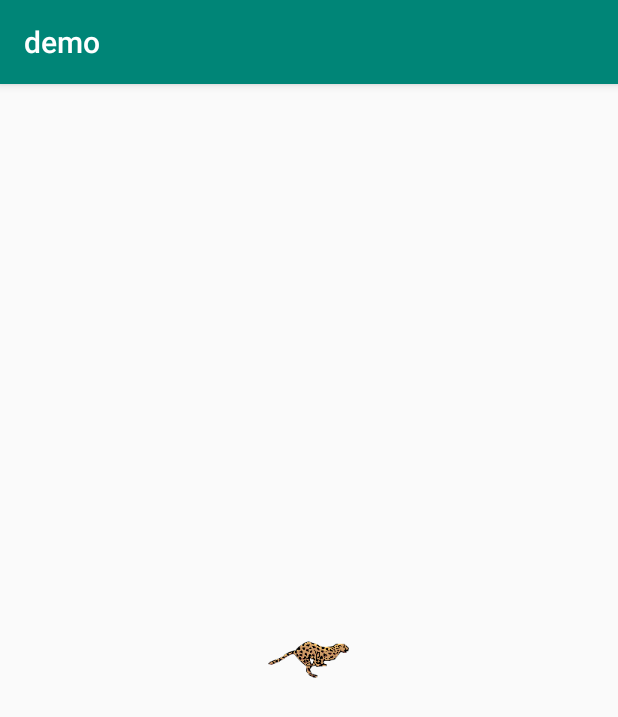
After one commit to afunx/XFun, an Android app: the DemoAnimateFrameActivity screen opened directly, with no data from a screen before it, on a phone screen of 412 x 824 dp. The commit adds this screen. Shown: the top 717 px of the screen. Run offline under Robolectric (Android 15) with nearby library versions, the phone set to English and light mode, and no system bars.

Commit message:
DemoAnimateFrameActivity.java is added

```diff
--- a/demo/src/main/AndroidManifest.xml
+++ b/demo/src/main/AndroidManifest.xml
@@ -9,7 +9,9 @@
         android:roundIcon="@mipmap/ic_launcher_round"
         android:supportsRtl="true"
         android:theme="@style/AppTheme">
-        <activity android:name=".recyclerview.DemoRecyclerViewActivity"/>
+        <activity android:name=".animate.frame.DemoAnimateFrameActivity"></activity>
+        <activity android:name=".animate.DemoAnimateActivity" />
+        <activity android:name=".recyclerview.DemoRecyclerViewActivity" />
         <activity android:name=".mvvm.DemoMVVMActivity" />
         <activity android:name=".fragment.DemoFragmentActivity" />
         <activity android:name=".listview.DemoListViewActivity" />
--- a/demo/src/main/java/me/afunx/xfun/demo/DemoMainActivity.java
+++ b/demo/src/main/java/me/afunx/xfun/demo/DemoMainActivity.java
@@ -6,6 +6,7 @@ import android.view.View;
 
 import com.afunx.xfun.common.base.BaseActivity;
 
+import me.afunx.xfun.demo.animate.DemoAnimateActivity;
 import me.afunx.xfun.demo.fragment.DemoFragmentActivity;
 import me.afunx.xfun.demo.listview.DemoListViewActivity;
 import me.afunx.xfun.demo.mvvm.DemoMVVMActivity;
@@ -21,6 +22,7 @@ public class DemoMainActivity extends BaseActivity implements View.OnClickListen
         findViewById(R.id.btn_goto_demo_fragment).setOnClickListener(this);
         findViewById(R.id.btn_goto_demo_mvvm).setOnClickListener(this);
         findViewById(R.id.btn_goto_demo_recyclerview).setOnClickListener(this);
+        findViewById(R.id.btn_goto_demo_animate).setOnClickListener(this);
     }
 
     @Override
@@ -37,6 +39,9 @@ public class DemoMainActivity extends BaseActivity implements View.OnClickListen
         } else if (view.getId() == R.id.btn_goto_demo_recyclerview) {
             Intent intent = new Intent(this, DemoRecyclerViewActivity.class);
             startActivity(intent);
+        } else if (view.getId() == R.id.btn_goto_demo_animate) {
+            Intent intent = new Intent(this, DemoAnimateActivity.class);
+            startActivity(intent);
         }
     }
 }
--- /dev/null
+++ b/demo/src/main/java/me/afunx/xfun/demo/animate/frame/DemoAnimateFrameActivity.java
@@ -0,0 +1,33 @@
+package me.afunx.xfun.demo.animate.frame;
+
+import android.graphics.drawable.AnimationDrawable;
+import android.os.Bundle;
+import android.widget.ImageView;
+
+import com.afunx.xfun.common.base.BaseActivity;
+
+import me.afunx.xfun.demo.R;
+
+public class DemoAnimateFrameActivity extends BaseActivity {
+
+    private AnimationDrawable mAnimationDrawable;
+
+    @Override
+    protected void onCreate(Bundle savedInstanceState) {
+        super.onCreate(savedInstanceState);
+        setContentView(R.layout.activity_demo_animate_frame);
+
+        ImageView imageView = findViewById(R.id.image);
+        mAnimationDrawable = (AnimationDrawable) imageView.getBackground();
+    }
+
+    @Override
+    public void onWindowFocusChanged(boolean hasFocus) {
+        super.onWindowFocusChanged(hasFocus);
+        if (hasFocus) {
+            mAnimationDrawable.start();
+        } else {
+            mAnimationDrawable.stop();
+        }
+    }
+}
--- /dev/null
+++ b/demo/src/main/res/drawable/anim_leopard.xml
@@ -0,0 +1,11 @@
+<?xml version="1.0" encoding="utf-8"?>
+<animation-list xmlns:android="http://schemas.android.com/apk/res/android" android:oneshot="false">
+    <item android:drawable="@drawable/leopard_01" android:duration="50" />
+    <item android:drawable="@drawable/leopard_02" android:duration="50" />
+    <item android:drawable="@drawable/leopard_03" android:duration="50" />
+    <item android:drawable="@drawable/leopard_04" android:duration="50" />
+    <item android:drawable="@drawable/leopard_05" android:duration="50" />
+    <item android:drawable="@drawable/leopard_06" android:duration="50" />
+    <item android:drawable="@drawable/leopard_07" android:duration="50" />
+    <item android:drawable="@drawable/leopard_08" android:duration="50" />
+</animation-list>
--- /dev/null
+++ b/demo/src/main/res/layout/activity_demo_animate_frame.xml
@@ -0,0 +1,15 @@
+<?xml version="1.0" encoding="utf-8"?>
+<RelativeLayout xmlns:android="http://schemas.android.com/apk/res/android"
+    xmlns:app="http://schemas.android.com/apk/res-auto"
+    xmlns:tools="http://schemas.android.com/tools"
+    android:layout_width="match_parent"
+    android:layout_height="match_parent"
+    tools:context=".animate.frame.DemoAnimateFrameActivity">
+
+    <ImageView
+        android:id="@+id/image"
+        android:layout_width="wrap_content"
+        android:layout_height="wrap_content"
+        android:layout_centerInParent="true"
+        android:background="@drawable/anim_leopard" />
+</RelativeLayout>
--- a/demo/src/main/res/values/strings.xml
+++ b/demo/src/main/res/values/strings.xml
@@ -4,4 +4,7 @@
     <string name="btn_goto_demo_fragment">Go to Demo Fragment</string>
     <string name="btn_goto_demo_mvvm">Go to Demo MVVM</string>
     <string name="btn_goto_demo_recyclerview">Go to Demo RecyclerView</string>
+    <string name="btn_goto_demo_animate">Go to Demo Animate</string>
+
+    <string name="btn_goto_demo_animate_frame">Go to Demo Frame Animate</string>
 </resources>
```
Also changed, not shown: demo/src/main/java/me/afunx/xfun/demo/animate/DemoAnimateActivity.java (added, +29 -0 lines), demo/src/main/res/layout/activity_demo_animate.xml (added, +18 -0 lines), demo/src/main/res/layout/activity_demo_main.xml (+8 -0 lines), demo/src/main/res/drawable-xhdpi/leopard_01.png (added), demo/src/main/res/drawable-xhdpi/leopard_02.png (added), demo/src/main/res/drawable-xhdpi/leopard_03.png (added), demo/src/main/res/drawable-xhdpi/leopard_04.png (added), demo/src/main/res/drawable-xhdpi/leopard_05.png (added), demo/src/main/res/drawable-xhdpi/leopard_06.png (added), demo/src/main/res/drawable-xhdpi/leopard_07.png (added), demo/src/main/res/drawable-xhdpi/leopard_08.png (added).
